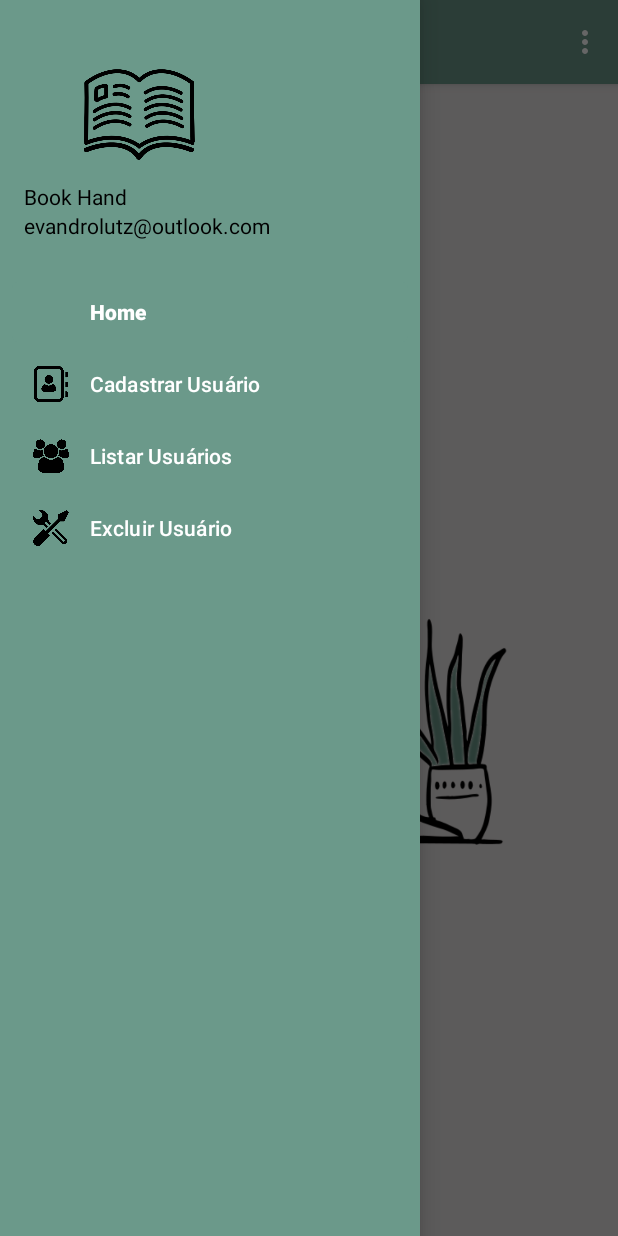
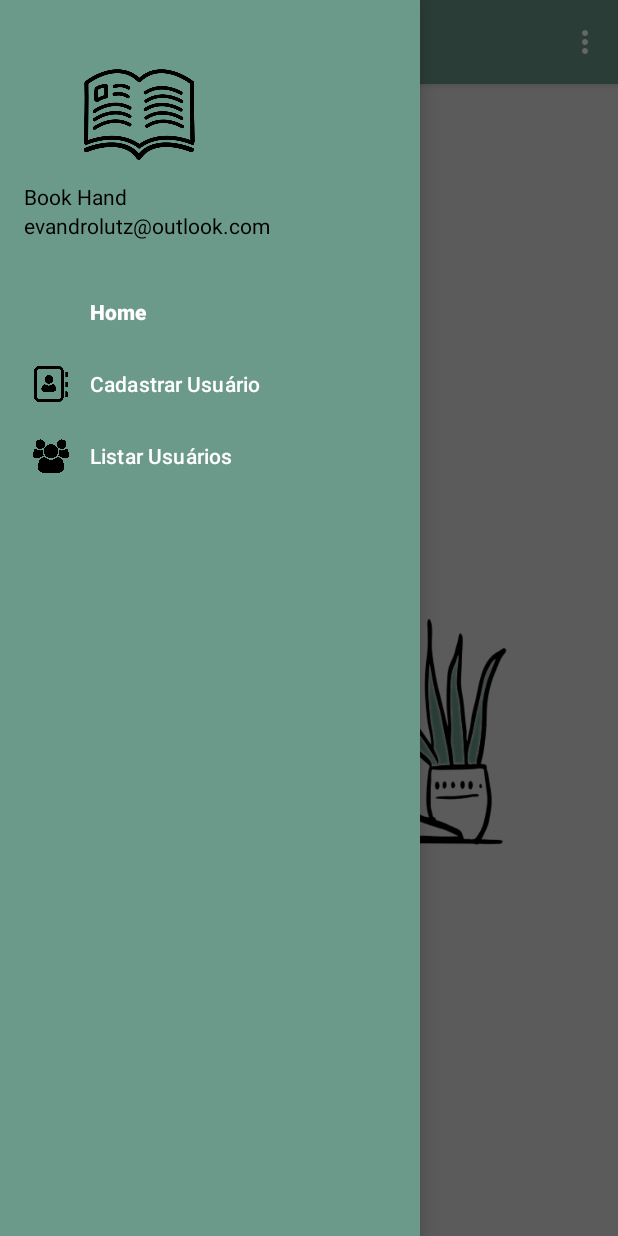
Before and after one commit to evandroLutz/AppAndroidExampleFragments, an Android app: the screen it shows after launch (MainActivity), with the side drawer open, on a phone screen of 412 x 824 dp. Run offline under Robolectric (Android 15) with nearby library versions, the phone set to English and light mode, and no system bars; our stand-ins replace navigation-ui.

Commit message:
remove opcao menu deslizante nao utilizada

```diff
--- a/app/src/main/res/menu/activity_main_drawer.xml
+++ b/app/src/main/res/menu/activity_main_drawer.xml
@@ -16,9 +16,5 @@
             android:id="@+id/nav_listar"
             android:icon="@drawable/users_icon"
             android:title="@string/menu_listar" />
-        <item
-            android:id="@+id/nav_editar"
-            android:icon="@drawable/ferramenta_icon"
-            android:title="@string/menu_editar_excluir" />
     </group>
 </menu>
```
